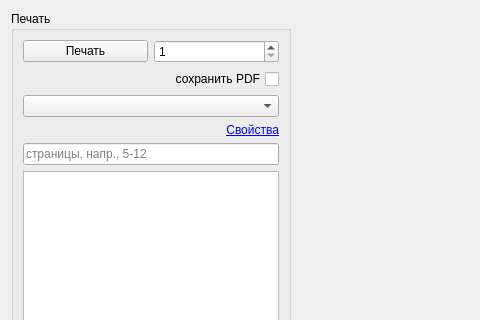
Above: tabprintdialog.ui from solderercb/snap_crm before the change; both pictures show x 0 to 480 and y 0 to 320 of the 959 by 603 pixel window. Below: the same form after it.
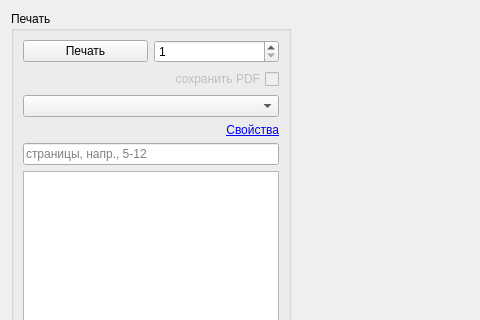
That is the form after the change.

Patch:
```diff
--- a/tabprintdialog.ui
+++ b/tabprintdialog.ui
@@ -55,7 +55,10 @@
            </spacer>
           </item>
           <item row="1" column="0" colspan="2">
-           <widget class="QCheckBox" name="checkBox">
+           <widget class="QCheckBox" name="checkBoxSavePDF">
+            <property name="enabled">
+             <bool>false</bool>
+            </property>
             <property name="layoutDirection">
              <enum>Qt::RightToLeft</enum>
             </property>
```
Left out of the diff: 4 changed lines with no effect on the pictures.
